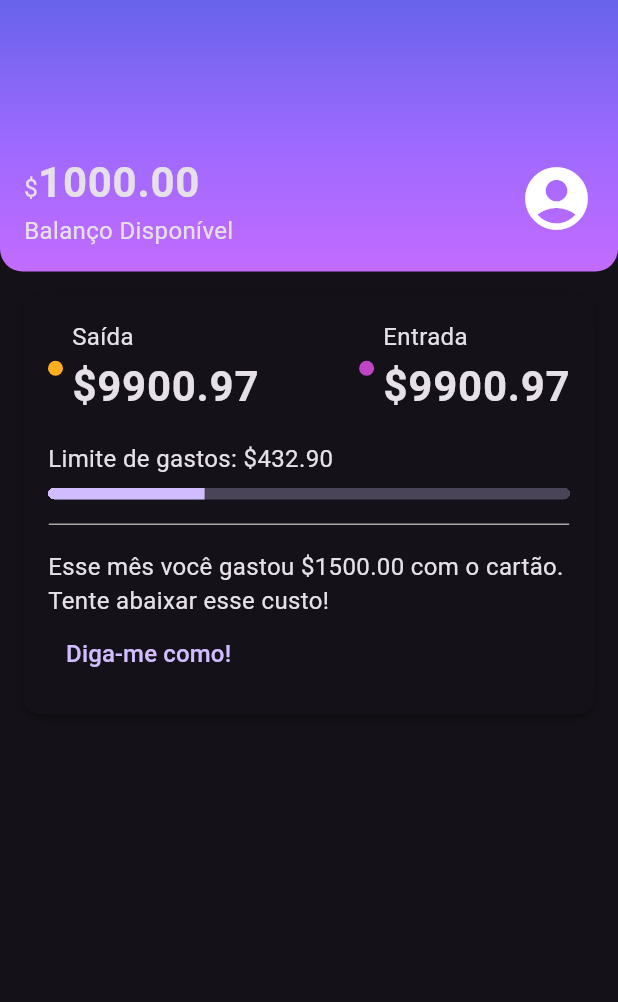
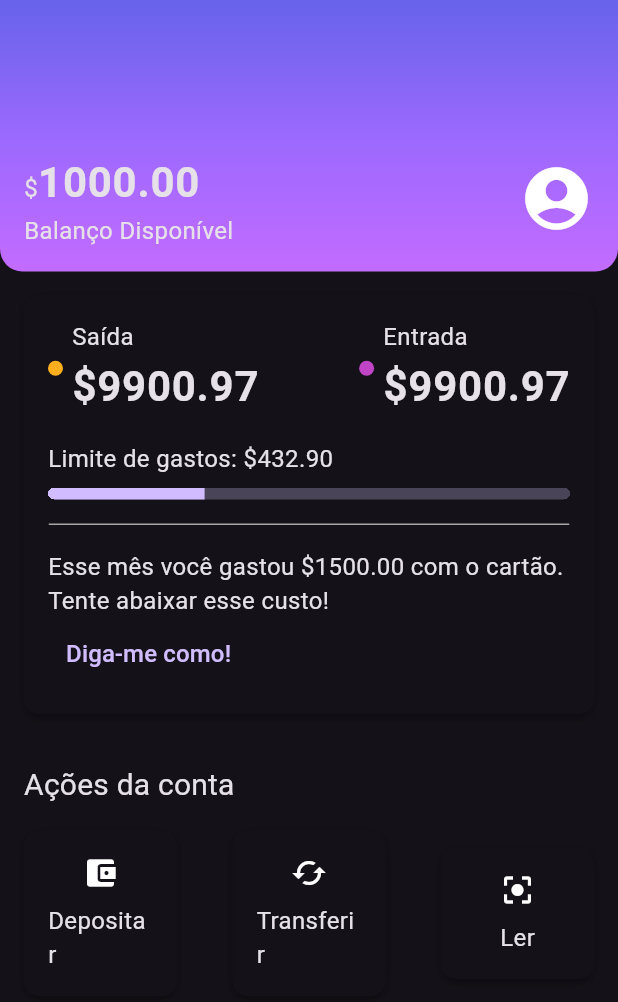
Before and after one commit to jvitorthomaz/internet_banking_app, a Flutter app: the screen it shows after launch, on a phone screen of 412 x 824 dp. Shown: the top 1002 px of the screen. Run offline on Flutter 3.47's test engine with Material 3 defaults, Android fonts, the phone set to English and light mode, and no system bars.

Commit message:
feat: account actions section implementation

```diff
--- a/lib/components/box_card.dart
+++ b/lib/components/box_card.dart
@@ -6,7 +6,7 @@
 
   @override
   Widget build(BuildContext context){
-    return Container(
+    return Ink(
       padding: const EdgeInsets.all(16),
       decoration: BoxDecoration(
         boxShadow: kElevationToShadow[3],
--- /dev/null
+++ b/lib/components/sections/account_actions.dart
@@ -0,0 +1,77 @@
+import 'package:flutter/material.dart';
+import 'package:internet_banking_app/components/box_card.dart';
+
+class AccountActions extends StatelessWidget {
+const AccountActions({ Key? key }) : super(key: key);
+
+  @override
+  Widget build(BuildContext context){
+    return Padding(
+      padding: const EdgeInsets.all(16),
+      child: Column(
+        crossAxisAlignment: CrossAxisAlignment.start,
+        children: [
+          Padding(
+            padding: const EdgeInsets.only(bottom: 16.0),
+            child: Text('Ações da conta', style: Theme.of(context).textTheme.titleMedium,),
+          ),
+          Row(
+            mainAxisAlignment: MainAxisAlignment.spaceBetween,
+            children: [
+              InkWell(
+                onTap: () {
+
+                },
+                child: const BoxCard(
+                  boxContent: _AccountActionsContent(
+                      icon: Icon(Icons.account_balance_wallet),
+                      text: 'Depositar'),
+                ),
+              ),
+              InkWell(
+                onTap: () {
+
+                },
+                child: const BoxCard(
+                  boxContent: _AccountActionsContent(
+                      icon: Icon(Icons.cached), text: 'Transferir'),
+                ),
+              ),
+              InkWell(
+                onTap: () {
+
+                },
+                child: const BoxCard(
+                  boxContent: _AccountActionsContent(
+                      icon: Icon(Icons.center_focus_strong), text: 'Ler'),
+                ),
+              ),
+            ],
+          )
+        ],
+      ),
+    );
+  }
+}
+
+class _AccountActionsContent extends StatelessWidget {
+  final Icon icon;
+  final String text;
+const _AccountActionsContent({ Key? key, required this.icon, required this.text }) : super(key: key);
+
+  @override
+  Widget build(BuildContext context){
+    return Container(
+      width: 70,
+      child: Column(
+      children: [
+        Padding(
+          padding: const EdgeInsets.only(bottom: 8.0),
+          child: icon,
+        ),
+        Text(text),
+      ],
+    )
+    );
+  }
+}
--- a/lib/screens/home.dart
+++ b/lib/screens/home.dart
@@ -1,6 +1,7 @@
 import 'package:flutter/material.dart';
 import 'package:internet_banking_app/components/box_card.dart';
 import 'package:internet_banking_app/components/color_dot.dart';
+import 'package:internet_banking_app/components/sections/account_actions.dart';
 import 'package:internet_banking_app/components/sections/header.dart';
 import 'package:internet_banking_app/components/sections/recent_activity.dart';
 import 'package:internet_banking_app/themes/theme_colors.dart';
@@ -10,11 +11,12 @@
 
   @override
   Widget build(BuildContext context){
-    return Scaffold(
+    return const Scaffold(
       body: Column(
         children: <Widget>[
           Header(),
-          RecentActivity()
+          RecentActivity(),
+          AccountActions(),
         ],
       ),
     );
--- a/lib/themes/my_theme.dart
+++ b/lib/themes/my_theme.dart
@@ -9,6 +9,7 @@
   const TextTheme(
     bodyMedium: TextStyle(fontSize: 16),
     bodyLarge: TextStyle(fontSize: 28, fontWeight: FontWeight.bold),
+    titleMedium: TextStyle(fontSize: 20, fontWeight: FontWeight.normal),
   ),
 
 );
```
Also changed, not shown: lib/components/content_division.dart (line endings or trailing spaces).
